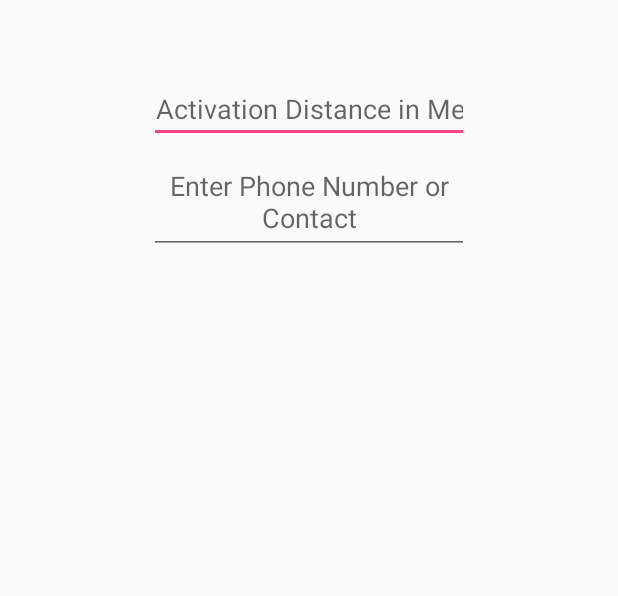
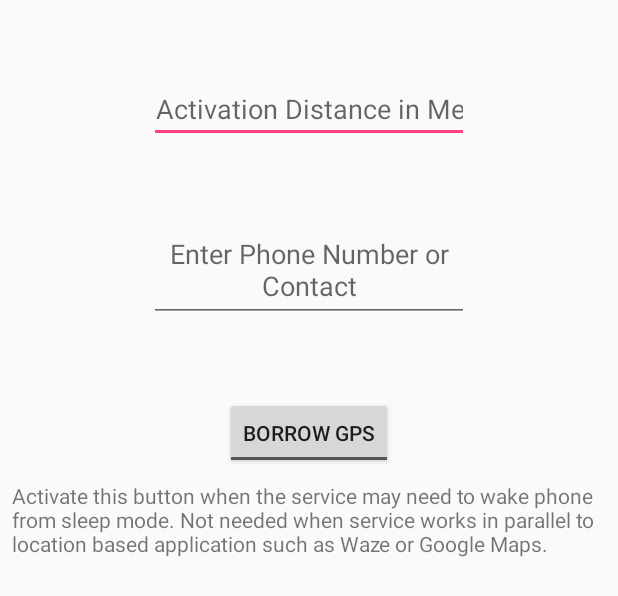
Before and after one commit to aharonmanne/OpenApp, an Android app: the layout fragment_literal_input.xml on its own in the app's theme, with its tools: preview values and no code run, on a phone screen of 412 x 824 dp. Shown: the top 596 px of the screen. Run offline under Robolectric (Android 15) with nearby library versions, the phone set to English and light mode, and no system bars.

Commit message:
Added toggle to choose between borrowing location from active application or using alarms to force wakeup and check.

```diff
--- a/app/src/main/res/layout/fragment_literal_input.xml
+++ b/app/src/main/res/layout/fragment_literal_input.xml
@@ -4,26 +4,47 @@
     android:layout_height="match_parent"
     tools:context="com.ksdagile.openapp.Literal_Input">
 
+    <LinearLayout
+        android:layout_width="match_parent"
+        android:layout_height="match_parent"
+        android:orientation="vertical">
 
         <EditText
+            android:id="@+id/editTextDistance"
             android:layout_width="wrap_content"
             android:layout_height="wrap_content"
-        android:ems = "10"
-        android:id="@+id/editTextDistance"
-        android:hint="@string/distance_hint"
-        android:gravity="center"
             android:layout_gravity="center_horizontal"
             android:layout_marginTop="50dp"
+            android:ems="10"
+            android:gravity="center"
+            android:hint="@string/distance_hint"
             android:inputType="number" />
 
         <AutoCompleteTextView
+            android:id="@+id/editTextPhone"
             android:layout_width="wrap_content"
             android:layout_height="69dp"
+            android:layout_gravity="center_horizontal"
+            android:layout_marginBottom="50dp"
+            android:layout_marginTop="50dp"
             android:ems="10"
-        android:id="@+id/editTextPhone"
-        android:hint="@string/phone_hint"
             android:gravity="center"
+            android:hint="@string/phone_hint" />
+
+        <ToggleButton
+            android:id="@+id/toggleButtonUseAlarm"
+            android:layout_width="wrap_content"
+            android:layout_height="wrap_content"
             android:layout_gravity="center_horizontal"
-        android:layout_marginTop="100dp" />
+            android:text="@string/use_alarm"
+            android:textOff="@string/alarm_off"
+            android:textOn="@string/alarm_on" />
+
+        <TextView
+            android:layout_width="wrap_content"
+            android:layout_height="wrap_content"
+            android:layout_margin="@dimen/cast_expanded_controller_margin_between_seek_bar_and_control_buttons"
+            android:text="@string/alarm_explain" />
+    </LinearLayout>
 
 </FrameLayout>
--- a/app/src/main/res/values/strings.xml
+++ b/app/src/main/res/values/strings.xml
@@ -15,4 +15,8 @@
     <string name="config_title">OpenApp Configuration</string>
     <string name="gps_required">Please turn on location services (GPS)</string>
     <string name="distance_hint">Activation Distance in Meters</string>
+    <string name="use_alarm">Wake As Needed</string>
+    <string name="alarm_explain">Activate this button when the service may need to wake phone from sleep mode. Not needed when service works in parallel to location based application such as Waze or Google Maps.</string>
+    <string name="alarm_on">Own GPS</string>
+    <string name="alarm_off">Borrow GPS</string>
 </resources>
--- a/build.gradle
+++ b/build.gradle
@@ -5,7 +5,7 @@ buildscript {
         jcenter()
     }
     dependencies {
-        classpath 'com.android.tools.build:gradle:2.2.3'
+        classpath 'com.android.tools.build:gradle:2.3.0'
 
         // NOTE: Do not place your application dependencies here; they belong
         // in the individual module build.gradle files
```
Also changed, not shown: app/src/main/java/com/ksdagile/openapp/ConfigActivity.java (+5 -2 lines), app/src/main/java/com/ksdagile/openapp/GateSettings.java (+34 -6 lines), app/src/main/java/com/ksdagile/openapp/Literal_Input.java (+7 -2 lines), 2 other files. Lines whose indentation alone changed are shown as unchanged.
